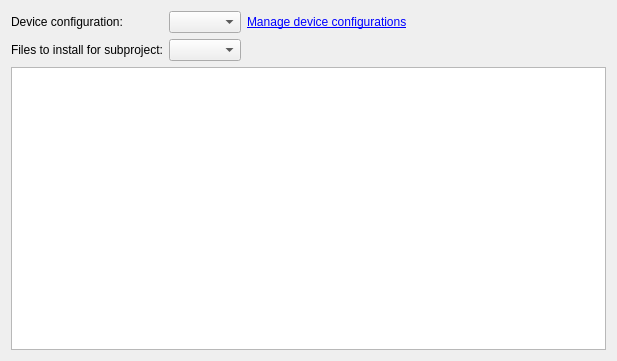
Above: src/plugins/remotelinux/remotelinuxdeployconfigurationwidget.ui from qt-creator/qt-creator before the change. Below: the same form after it.
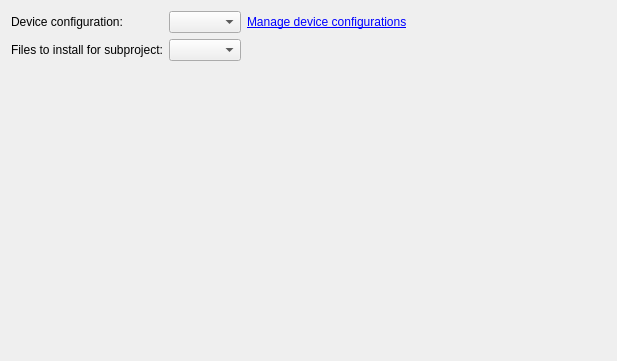
That is the form after the change.

Commit message: RemoteLinux: Guide user to project file from deploy widget.

Patch:
```diff
--- a/src/plugins/remotelinux/remotelinuxdeployconfigurationwidget.ui
+++ b/src/plugins/remotelinux/remotelinuxdeployconfigurationwidget.ui
@@ -86,46 +86,6 @@
      </item>
     </layout>
    </item>
-   <item>
-    <widget class="QTableView" name="tableView">
-     <property name="minimumSize">
-      <size>
-       <width>0</width>
-       <height>150</height>
-      </size>
-     </property>
-     <property name="toolTip">
-      <string>Edit the project file to add or remove entries.</string>
-     </property>
-     <property name="textElideMode">
-      <enum>Qt::ElideMiddle</enum>
-     </property>
-     <property name="horizontalScrollMode">
-      <enum>QAbstractItemView::ScrollPerPixel</enum>
-     </property>
-     <property name="showGrid">
-      <bool>false</bool>
-     </property>
-     <property name="wordWrap">
-      <bool>false</bool>
-     </property>
-     <attribute name="horizontalHeaderDefaultSectionSize">
-      <number>400</number>
-     </attribute>
-     <attribute name="horizontalHeaderHighlightSections">
-      <bool>false</bool>
-     </attribute>
-     <attribute name="horizontalHeaderMinimumSectionSize">
-      <number>100</number>
-     </attribute>
-     <attribute name="horizontalHeaderStretchLastSection">
-      <bool>true</bool>
-     </attribute>
-     <attribute name="verticalHeaderVisible">
-      <bool>false</bool>
-     </attribute>
-    </widget>
-   </item>
   </layout>
  </widget>
  <resources/>
```
The commit also changes 2 other files.
